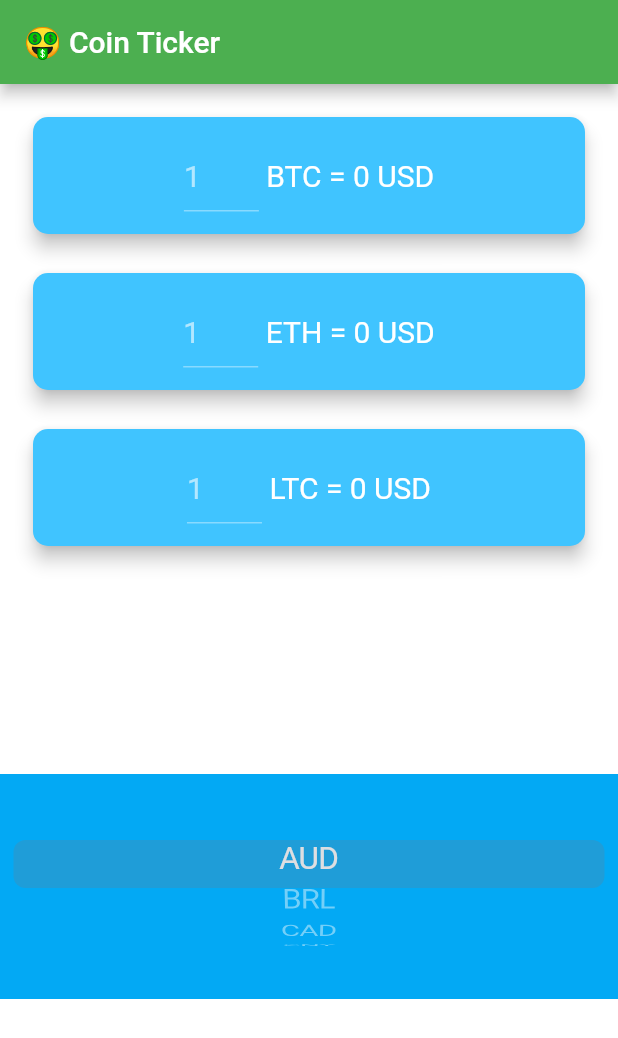
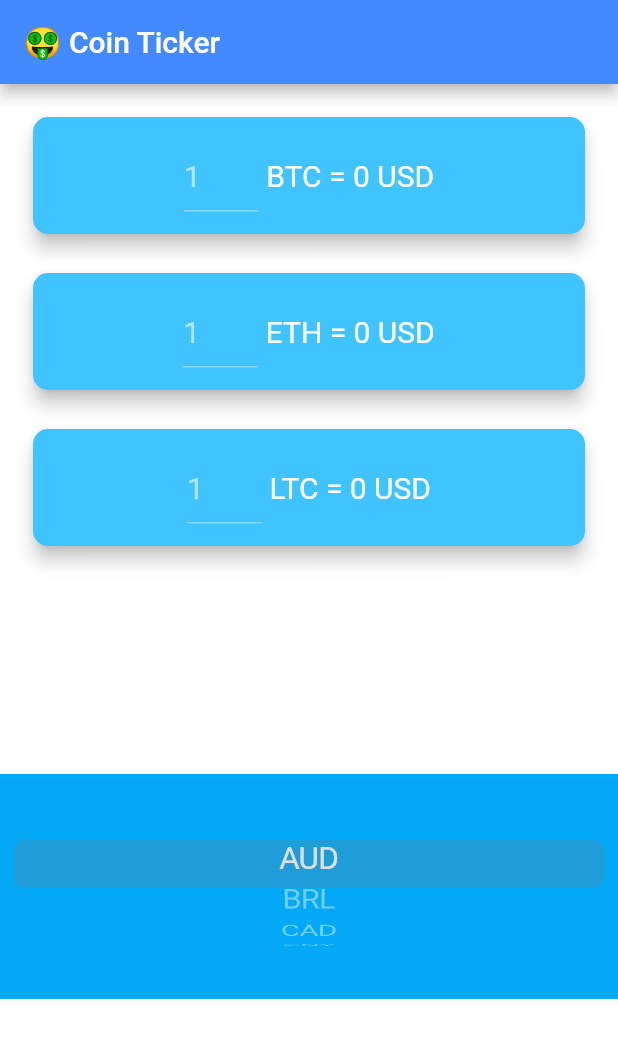
Before and after one commit to jindaldhruva/cryto_app_flutter, a Flutter app: the screen it shows after launch, on a phone screen of 412 x 824 dp. Shown: the top 1038 px of the screen. Run offline on Flutter 3.47's test engine with Material 2 defaults, Android fonts, the light colour scheme and no system bars; network calls fail.

Commit message:
back to blue

```diff
--- a/lib/main.dart
+++ b/lib/main.dart
@@ -9,7 +9,7 @@ class MyApp extends StatelessWidget {
     return MaterialApp(
       //new comment
       theme: ThemeData.dark().copyWith(
-          primaryColor: Colors.green, //change to blue
+          primaryColor: Colors.blueAccent,
           scaffoldBackgroundColor: Colors.white),
       home: PriceScreen(),
     );
```
